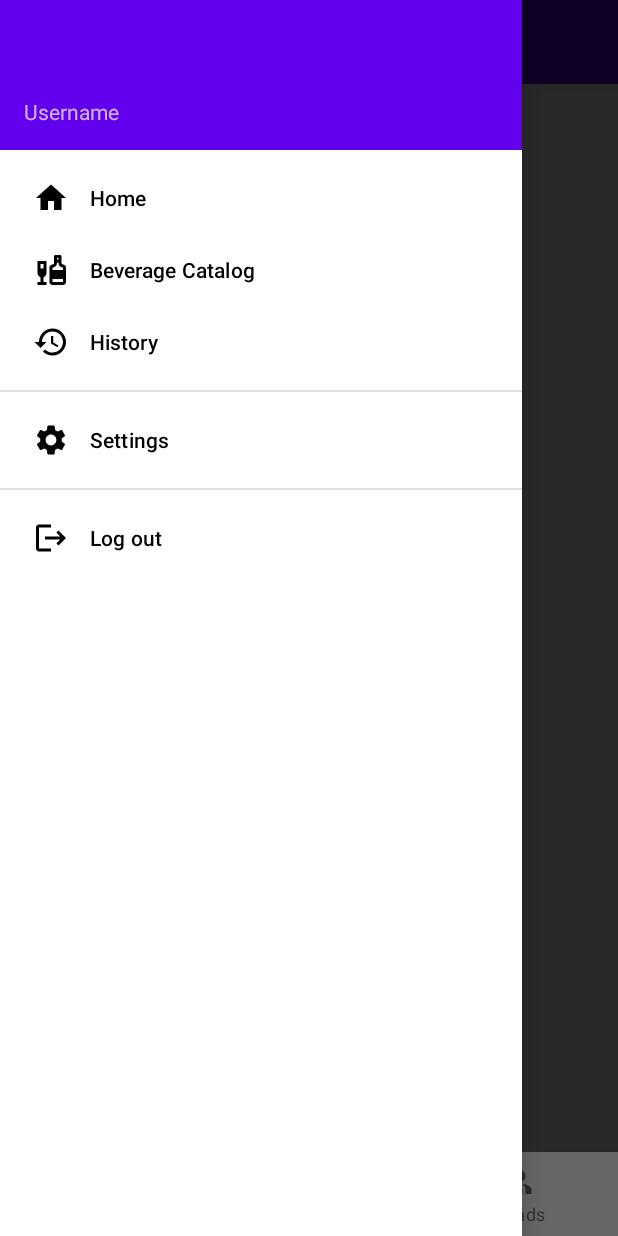
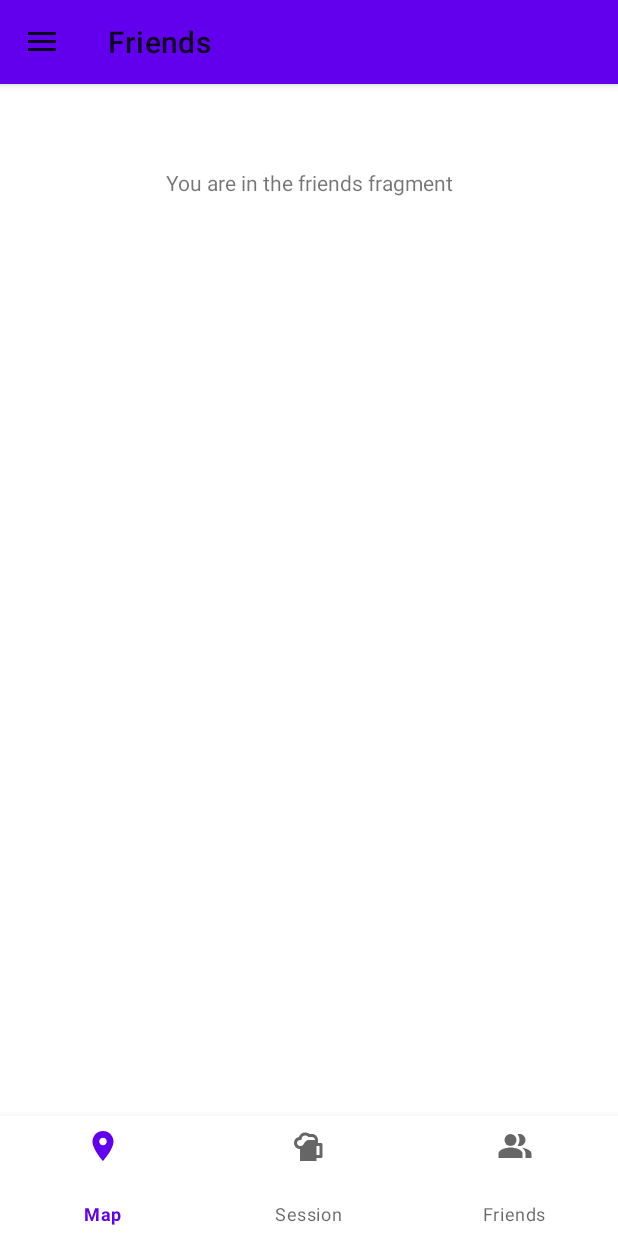
Before and after one commit to JoakimAa/Kjoerbar2.0, an Android app: the FriendsFragment screen opened through its navigation route, after a tap on "Open", on a phone screen of 412 x 824 dp. Run offline under Robolectric (Android 15) with nearby library versions, the phone set to English and light mode, and no system bars; our stand-ins replace Firebase (no records; nobody signed in at launch, a user with empty details on screens opened directly), navigation-ui; libraries missing offline, so code that uses them is left out: com.firebase.ui.

Commit message:
Moved bottomnavigation to main activity. Added new method inside mainActivity.java to replace the older ones (less code). Not quite yet done, but getting there

```diff
--- a/app/app/src/main/java/com/illusion_softworks/kjoerbar/activities/MainActivity.java
+++ b/app/app/src/main/java/com/illusion_softworks/kjoerbar/activities/MainActivity.java
@@ -13,9 +13,12 @@ import androidx.core.view.GravityCompat;
 import androidx.drawerlayout.widget.DrawerLayout;
 import androidx.fragment.app.FragmentManager;
 import androidx.navigation.NavController;
+import androidx.navigation.Navigation;
 import androidx.navigation.fragment.NavHostFragment;
+import androidx.navigation.ui.NavigationUI;
 
 import com.firebase.ui.auth.AuthUI;
+import com.google.android.material.bottomnavigation.BottomNavigationView;
 import com.google.android.material.navigation.NavigationView;
 import com.google.firebase.auth.FirebaseAuth;
 import com.google.firebase.auth.FirebaseUser;
@@ -32,13 +35,22 @@ public class MainActivity extends AppCompatActivity {
     private NavHostFragment navHostFragment;
     private NavController navController;
 
+
     @Override
     protected void onCreate(Bundle savedInstanceState) {
         super.onCreate(savedInstanceState);
         setContentView(R.layout.activity_main);
         setFragmentNavigation();
-        setNavigationView();
+//        setNavigationView();
+        setNavigation();
         toolBarAndDrawer();
+    }
+
+    private void setNavigation() {
+//        NavController controller = Navigation.findNavController(this, R.id.main_nav_host_fragment);
+
+        BottomNavigationView bottomNavigation = findViewById(R.id.bottom_navigation);
+        NavigationUI.setupWithNavController(bottomNavigation, navController);
     }
 
     private void toolBarAndDrawer() {
--- a/app/app/src/main/java/com/illusion_softworks/kjoerbar/fragments/FriendsFragment.java
+++ b/app/app/src/main/java/com/illusion_softworks/kjoerbar/fragments/FriendsFragment.java
@@ -29,8 +29,8 @@ public class FriendsFragment extends Fragment {
     public View onCreateView(LayoutInflater inflater, ViewGroup container, Bundle savedInstanceState) {
         // Inflate the layout for this fragment
         View view = inflater.inflate(R.layout.fragment_friends, container, false);
-        Log.d("BottomNavigation friends", String.valueOf(this.getId()));
-        SetBottomNavigation.setBottomNavigation(view, this, bottomnavigation, R.id.navigate_to_friends_button);
+//        Log.d("BottomNavigation friends", String.valueOf(this.getId()));
+//        SetBottomNavigation.setBottomNavigation(view, this, bottomnavigation, R.id.navigate_to_friends_button);
         return view;
     }
 }
--- a/app/app/src/main/java/com/illusion_softworks/kjoerbar/fragments/HistoryFragment.java
+++ b/app/app/src/main/java/com/illusion_softworks/kjoerbar/fragments/HistoryFragment.java
@@ -66,7 +66,7 @@ public class HistoryFragment extends Fragment {
         // Inflate the layout for this fragment
         View view = inflater.inflate(R.layout.fragment_history, container, false);
 
-        SetBottomNavigation.setBottomNavigation(view, this, bottomnavigation, -1);
+//        SetBottomNavigation.setBottomNavigation(view, this, bottomnavigation, -1);
 
         return view;
     }
--- a/app/app/src/main/java/com/illusion_softworks/kjoerbar/fragments/MainFragment.java
+++ b/app/app/src/main/java/com/illusion_softworks/kjoerbar/fragments/MainFragment.java
@@ -68,7 +68,7 @@ public class MainFragment extends Fragment {
 
         View view = inflater.inflate(R.layout.fragment_main, container, false);
 
-        SetBottomNavigation.setBottomNavigation(view, this, bottomnavigation, -1);
+//        SetBottomNavigation.setBottomNavigation(view, this, bottomnavigation, -1);
 
         return view;
     }
--- a/app/app/src/main/java/com/illusion_softworks/kjoerbar/fragments/MapFragment.java
+++ b/app/app/src/main/java/com/illusion_softworks/kjoerbar/fragments/MapFragment.java
@@ -33,7 +33,7 @@ public class MapFragment extends Fragment {
         View view = inflater.inflate(R.layout.fragment_map, container, false);
 
         Log.d("BottomNavigation map", String.valueOf(this.getId()));
-        SetBottomNavigation.setBottomNavigation(view, this, bottomnavigation, R.id.navigate_to_map_button);
+//        SetBottomNavigation.setBottomNavigation(view, this, bottomnavigation, R.id.navigate_to_map_button);
 
         return view;
     }
--- a/app/app/src/main/java/com/illusion_softworks/kjoerbar/fragments/SessionFragment.java
+++ b/app/app/src/main/java/com/illusion_softworks/kjoerbar/fragments/SessionFragment.java
@@ -72,7 +72,7 @@ public class SessionFragment extends Fragment {
         addAlcoholUnitButton = view.findViewById(R.id.add_beverage_button);
         addAlcoholUnitButton.setOnClickListener(view1 -> Log.d("Add drink", "Add drink"));
 
-        SetBottomNavigation.setBottomNavigation(view, this, bottomnavigation, R.id.navigate_to_session_button);
+//        SetBottomNavigation.setBottomNavigation(view, this, bottomnavigation, R.id.navigate_to_session_button);
 
         return view;
     }
--- a/app/app/src/main/java/com/illusion_softworks/kjoerbar/fragments/UnitCatalogFragment.java
+++ b/app/app/src/main/java/com/illusion_softworks/kjoerbar/fragments/UnitCatalogFragment.java
@@ -66,7 +66,7 @@ public class UnitCatalogFragment extends Fragment {
         // Inflate the layout for this fragment
         View view = inflater.inflate(R.layout.fragment_unit_catalog, container, false);
 
-        SetBottomNavigation.setBottomNavigation(view, this, bottomnavigation, -1);
+//        SetBottomNavigation.setBottomNavigation(view, this, bottomnavigation, -1);
 
         return view;
     }
--- a/app/app/src/main/res/layout/activity_main.xml
+++ b/app/app/src/main/res/layout/activity_main.xml
@@ -1,18 +1,10 @@
 <?xml version="1.0" encoding="utf-8"?>
-<androidx.drawerlayout.widget.DrawerLayout xmlns:android="http://schemas.android.com/apk/res/android"
+<androidx.constraintlayout.widget.ConstraintLayout
+        xmlns:android="http://schemas.android.com/apk/res/android"
         xmlns:app="http://schemas.android.com/apk/res-auto"
         xmlns:tools="http://schemas.android.com/tools"
-    android:id="@+id/drawer_layout"
         android:layout_width="match_parent"
-    android:layout_height="match_parent"
-    android:fitsSystemWindows="true"
-    tools:context=".activities.MainActivity"
-    tools:openDrawer="start">
-
-    <LinearLayout
-        android:layout_width="match_parent"
-        android:layout_height="match_parent"
-        android:orientation="vertical">
+        android:layout_height="match_parent">
 
     <androidx.appcompat.widget.Toolbar
         android:id="@+id/toolbar"
@@ -21,14 +13,47 @@
         android:background="@color/colorPrimary"
         android:elevation="4dp"
         android:theme="@style/ThemeOverlay.AppCompat.ActionBar"
+        android:visibility="visible"
         app:popupTheme="@style/ThemeOverlay.AppCompat.Light" />
+
+    <androidx.drawerlayout.widget.DrawerLayout
+
+        android:id="@+id/drawer_layout"
+        android:layout_width="match_parent"
+        android:layout_height="match_parent"
+        android:fitsSystemWindows="true"
+        tools:context=".activities.MainActivity"
+        tools:openDrawer="start">
+
+
+        <LinearLayout
+            android:layout_width="match_parent"
+            android:layout_height="match_parent"
+            android:orientation="vertical"
+            android:visibility="visible">
 
             <FrameLayout
                 android:id="@+id/fragment_container"
                 android:layout_width="match_parent"
-            android:layout_height="match_parent" />
+                android:layout_height="match_parent"
+                android:visibility="visible" />
 
         </LinearLayout>
+    </androidx.drawerlayout.widget.DrawerLayout>
+
+    <com.google.android.material.bottomnavigation.BottomNavigationView
+        android:id="@+id/bottom_navigation"
+        android:layout_width="match_parent"
+        android:layout_height="80dp"
+        app:labelVisibilityMode="labeled"
+        app:layout_constraintBottom_toBottomOf="parent"
+        app:layout_constraintEnd_toEndOf="parent"
+        app:layout_constraintStart_toStartOf="parent"
+        app:layout_constraintTop_toTopOf="parent"
+        app:layout_constraintVertical_bias="1.0"
+        app:menu="@menu/bottom_navigation_menu">
+
+    </com.google.android.material.bottomnavigation.BottomNavigationView>
 
     <androidx.fragment.app.FragmentContainerView
         android:id="@+id/main_nav_host_fragment"
@@ -36,10 +61,11 @@
         android:layout_width="0dp"
         android:layout_height="0dp"
         app:defaultNavHost="true"
-        app:layout_constraintBottom_toBottomOf="parent"
+        app:layout_constraintBottom_toTopOf="@+id/bottom_navigation"
+        app:layout_constraintEnd_toEndOf="parent"
         app:layout_constraintLeft_toLeftOf="parent"
-        app:layout_constraintRight_toRightOf="parent"
-        app:layout_constraintTop_toTopOf="parent"
+        app:layout_constraintStart_toStartOf="parent"
+        app:layout_constraintTop_toBottomOf="@+id/toolbar"
         app:navGraph="@navigation/main_graph" />
 
 
@@ -48,7 +74,8 @@
         android:layout_width="match_parent"
         android:layout_height="match_parent"
         android:layout_gravity="start"
+        android:visibility="gone"
         app:headerLayout="@layout/nav_header"
         app:menu="@menu/navigation_menu" />
 
-</androidx.drawerlayout.widget.DrawerLayout>
+</androidx.constraintlayout.widget.ConstraintLayout>
--- a/app/app/src/main/res/navigation/main_graph.xml
+++ b/app/app/src/main/res/navigation/main_graph.xml
@@ -3,7 +3,7 @@
     xmlns:app="http://schemas.android.com/apk/res-auto"
     xmlns:tools="http://schemas.android.com/tools"
     android:id="@+id/nav_graph"
-    app:startDestination="@id/sessionFragment">
+    app:startDestination="@id/mainFragment">
 
     <fragment
         android:id="@+id/mainFragment"
```
Also changed, not shown: app/app/src/main/res/layout/fragment_friends.xml (+0 -12 lines), app/app/src/main/res/layout/fragment_history.xml (+0 -11 lines), app/app/src/main/res/layout/fragment_main.xml (+0 -13 lines), app/app/src/main/res/layout/fragment_map.xml (+1 -12 lines), app/app/src/main/res/layout/fragment_session.xml (+0 -13 lines), app/app/src/main/res/layout/fragment_unit_catalog.xml (+0 -11 lines). Lines whose indentation alone changed are shown as unchanged.
